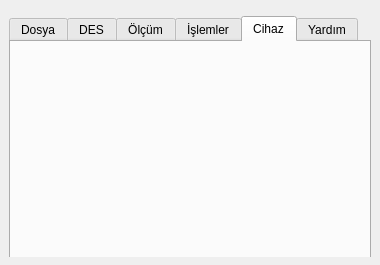
The window that qres_dockwidget_base.ui (halilboluk/qres) describes before a commit, drawn with Qt 5.
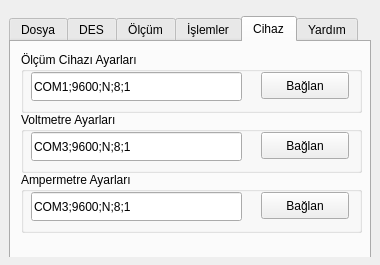
The same window after the commit. The open tabs and pages were chosen to show the change.

The edit to the form file:
```diff
--- a/qres_dockwidget_base.ui
+++ b/qres_dockwidget_base.ui
@@ -904,6 +904,123 @@
        <attribute name="title">
         <string>Cihaz</string>
        </attribute>
+       <widget class="QGroupBox" name="groupBox_4">
+        <property name="geometry">
+         <rect>
+          <x>10</x>
+          <y>10</y>
+          <width>341</width>
+          <height>61</height>
+         </rect>
+        </property>
+        <property name="title">
+         <string>Ölçüm Cihazı Ayarları</string>
+        </property>
+        <widget class="QLineEdit" name="lineEdit">
+         <property name="geometry">
+          <rect>
+           <x>10</x>
+           <y>20</y>
+           <width>211</width>
+           <height>29</height>
+          </rect>
+         </property>
+         <property name="text">
+          <string>COM1;9600;N;8;1</string>
+         </property>
+        </widget>
+        <widget class="QPushButton" name="pushButton_5">
+         <property name="geometry">
+          <rect>
+           <x>240</x>
+           <y>20</y>
+           <width>88</width>
+           <height>27</height>
+          </rect>
+         </property>
+         <property name="text">
+          <string>Bağlan</string>
+         </property>
+        </widget>
+       </widget>
+       <widget class="QGroupBox" name="groupBox_5">
+        <property name="geometry">
+         <rect>
+          <x>10</x>
+          <y>70</y>
+          <width>341</width>
+          <height>61</height>
+         </rect>
+        </property>
+        <property name="title">
+         <string>Voltmetre Ayarları</string>
+        </property>
+        <widget class="QLineEdit" name="lineEdit_2">
+         <property name="geometry">
+          <rect>
+           <x>10</x>
+           <y>20</y>
+           <width>211</width>
+           <height>29</height>
+          </rect>
+         </property>
+         <property name="text">
+          <string>COM3;9600;N;8;1</string>
+         </property>
+        </widget>
+        <widget class="QPushButton" name="pushButton_6">
+         <property name="geometry">
+          <rect>
+           <x>240</x>
+           <y>20</y>
+           <width>88</width>
+           <height>27</height>
+          </rect>
+         </property>
+         <property name="text">
+          <string>Bağlan</string>
+         </property>
+        </widget>
+       </widget>
+       <widget class="QGroupBox" name="groupBox_6">
+        <property name="geometry">
+         <rect>
+          <x>10</x>
+          <y>130</y>
+          <width>341</width>
+          <height>61</height>
+         </rect>
+        </property>
+        <property name="title">
+         <string>Ampermetre Ayarları</string>
+        </property>
+        <widget class="QLineEdit" name="lineEdit_3">
+         <property name="geometry">
+          <rect>
+           <x>10</x>
+           <y>20</y>
+           <width>211</width>
+           <height>29</height>
+          </rect>
+         </property>
+         <property name="text">
+          <string>COM3;9600;N;8;1</string>
+         </property>
+        </widget>
+        <widget class="QPushButton" name="pushButton_7">
+         <property name="geometry">
+          <rect>
+           <x>240</x>
+           <y>20</y>
+           <width>88</width>
+           <height>27</height>
+          </rect>
+         </property>
+         <property name="text">
+          <string>Bağlan</string>
+         </property>
+        </widget>
+       </widget>
       </widget>
       <widget class="QWidget" name="tabYardim">
        <attribute name="title">
```
Left out of the diff: 56 changed lines with no effect on the pictures.
